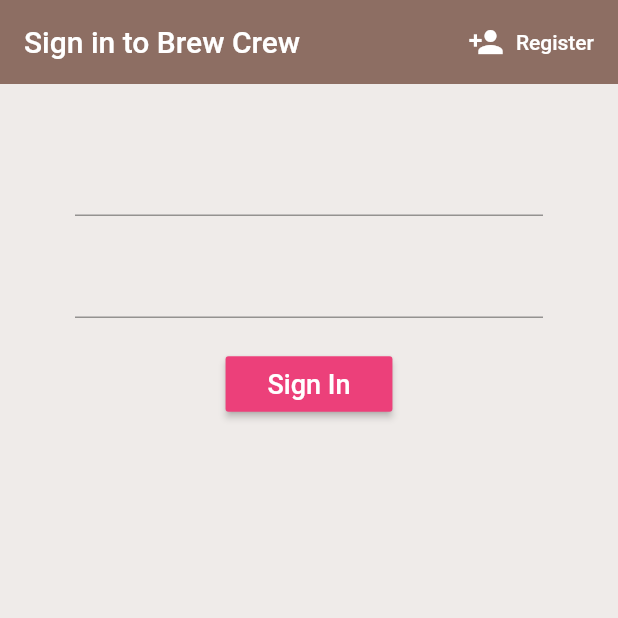
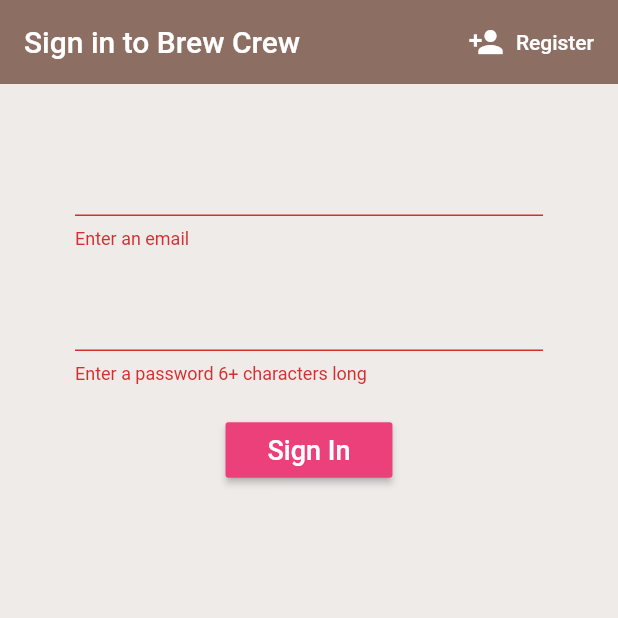
Before and after one commit to AkashRajpurohit/Brew_Crew, a Flutter app: the screen it shows after launch, after a tap on "Sign In", on a phone screen of 412 x 824 dp, the top half of it. Run offline on Flutter 3.47's test engine with Material 2 defaults, Android fonts, the phone set to English and light mode, and no system bars; our stand-ins replace firebase_auth; accounts and stored records are empty.

Commit message:
:art: Sign in with email and password

```diff
--- a/lib/screens/authenticate/sign_in.dart
+++ b/lib/screens/authenticate/sign_in.dart
@@ -14,9 +14,11 @@ class SignIn extends StatefulWidget {
 class _SignInState extends State<SignIn> {
 
   final AuthService _auth = AuthService();
+  final _formKey = GlobalKey<FormState>();
 
   String email = '';
   String password = '';
+  String error = '';
 
   @override
   Widget build(BuildContext context) {
@@ -43,10 +45,12 @@ class _SignInState extends State<SignIn> {
       body: Container(
         padding: EdgeInsets.symmetric(vertical: 20.0, horizontal: 50.0),
         child: Form(
+          key: _formKey,
           child: Column(
             children: <Widget> [
               SizedBox(height: 20.0),
               TextFormField(
+                validator: (val) => val.isEmpty ? 'Enter an email' : null,
                 onChanged: (val) {
                   setState(() => email = val);
                 },
@@ -54,6 +58,7 @@ class _SignInState extends State<SignIn> {
               ),
               SizedBox(height: 20.0),
               TextFormField(
+                validator: (val) => val.length < 6 ? 'Enter a password 6+ characters long' : null,
                 obscureText: true,
                 onChanged: (val) {
                   setState(() => password = val);
@@ -63,8 +68,13 @@ class _SignInState extends State<SignIn> {
               SizedBox(height: 20.0),
               RaisedButton(
                 onPressed: () async {
-                  print(email);
-                  print(password);
+                  if(_formKey.currentState.validate()) {
+                    dynamic result = await _auth.signInWithEmailAndPassword(email: email, password: password);
+
+                    if(result == null) {
+                      setState(() => error = 'Could not sign in with those credentials.');
+                    }
+                  }
                 },
                 color: Colors.pink[400],
                 child: Padding(
@@ -77,6 +87,16 @@ class _SignInState extends State<SignIn> {
                     ),
                   ),
                 ),
+              ),
+              SizedBox(height: 12.0),
+              Text(
+                error,
+                style: TextStyle(
+                  color: Colors.red,
+                  fontSize: 14.0,
+                  fontWeight: FontWeight.bold,
+                  fontStyle: FontStyle.italic
+                )
               )
             ]
           )
--- a/lib/services/auth.dart
+++ b/lib/services/auth.dart
@@ -29,6 +29,18 @@ class AuthService {
   }
 
   // Sign in with email & password
+  Future signInWithEmailAndPassword({ @required String email, @required String password}) async {
+    try {
+      AuthResult result = await _auth.signInWithEmailAndPassword(email: email, password: password);
+
+      FirebaseUser user = result.user;
+
+      return _userFromFirbaseUser(user);
+    } catch(e) {
+      print(e.toString());
+      return null;
+    }
+  }
 
   // Register with email & password
   Future registerWithEmailAndPassword({ @required String email, @required String password}) async {
```
